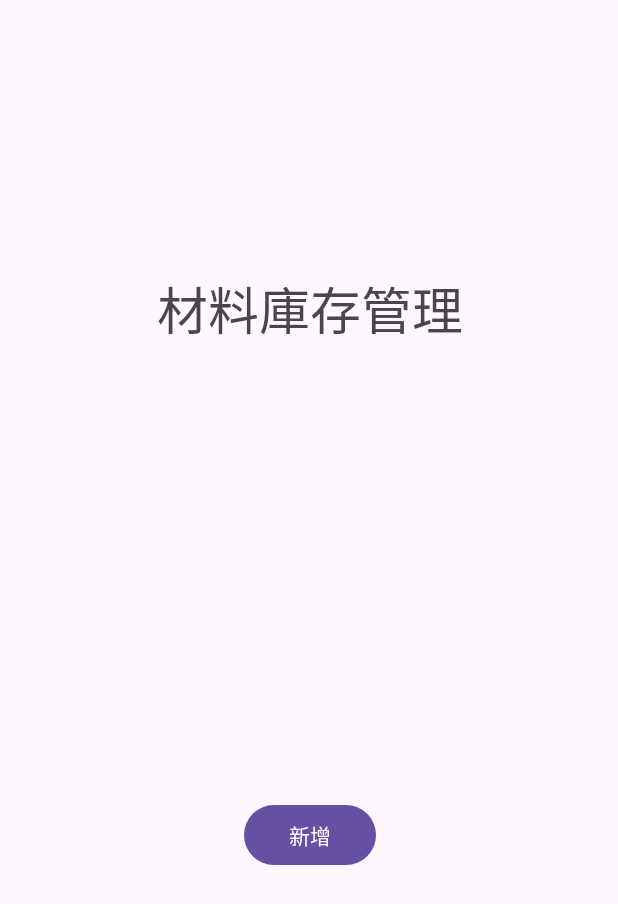
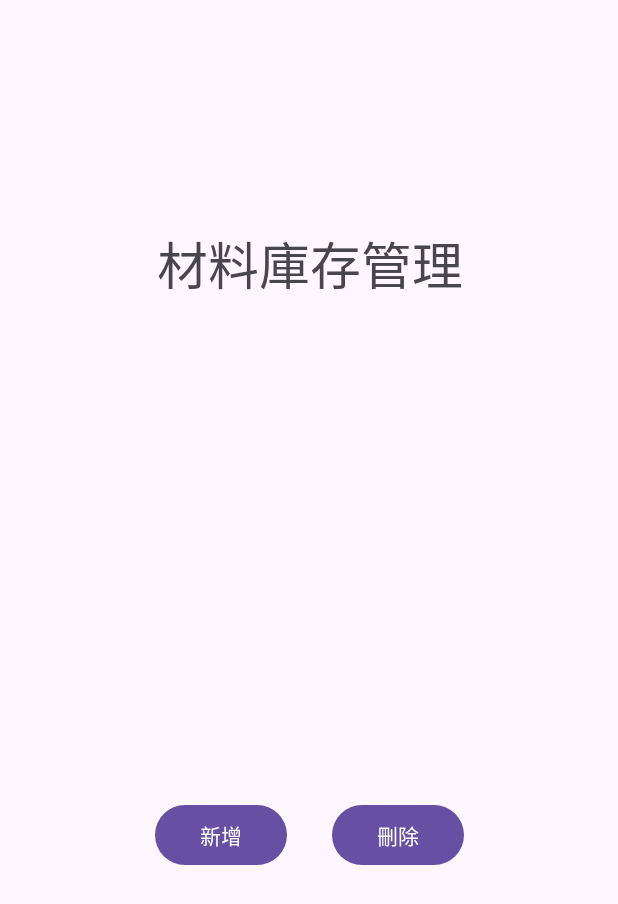
Before and after one commit to alfo0924/20240805AdvancedWidget-Android, an Android app: the screen it shows after launch (MainActivity), on a phone screen of 412 x 824 dp. Shown: the top 904 px of the screen. Run offline under Robolectric (Android 15) with nearby library versions, the phone set to English and light mode, and no system bars.

Commit message:
v1.45 add delete button cnp

```diff
--- a/20240814MidTermAndroidCourseTest/app/src/main/res/layout/activity_main.xml
+++ b/20240814MidTermAndroidCourseTest/app/src/main/res/layout/activity_main.xml
@@ -3,7 +3,7 @@
     xmlns:app="http://schemas.android.com/apk/res-auto"
     xmlns:tools="http://schemas.android.com/tools"
     android:id="@+id/main"
-    android:layout_width="match_parent"
+    android:layout_width="wrap_content"
     android:layout_height="match_parent"
     tools:context=".MainActivity">
 
@@ -39,10 +39,27 @@
             app:layout_constraintEnd_toEndOf="parent"
             app:layout_constraintStart_toStartOf="parent" />
 
-        <Button
-            android:id="@+id/addButton"
-            android:layout_width="wrap_content"
-            android:layout_height="wrap_content"
-            android:text="新增" />
+        <LinearLayout
+            android:layout_width="match_parent"
+            android:layout_height="match_parent"
+            android:gravity="center"
+            android:orientation="horizontal">
+
+            <Button
+                android:id="@+id/addButton"
+                android:layout_width="wrap_content"
+                android:layout_height="wrap_content"
+                android:text="新增" />
+
+            <Button
+                android:id="@+id/button3"
+                android:layout_width="wrap_content"
+                android:layout_height="wrap_content"
+                android:layout_marginLeft="30dp"
+                android:text="刪除"
+                app:layout_constraintEnd_toEndOf="parent"
+                app:layout_constraintStart_toStartOf="parent" />
+        </LinearLayout>
+
     </LinearLayout>
 </androidx.constraintlayout.widget.ConstraintLayout>
```
